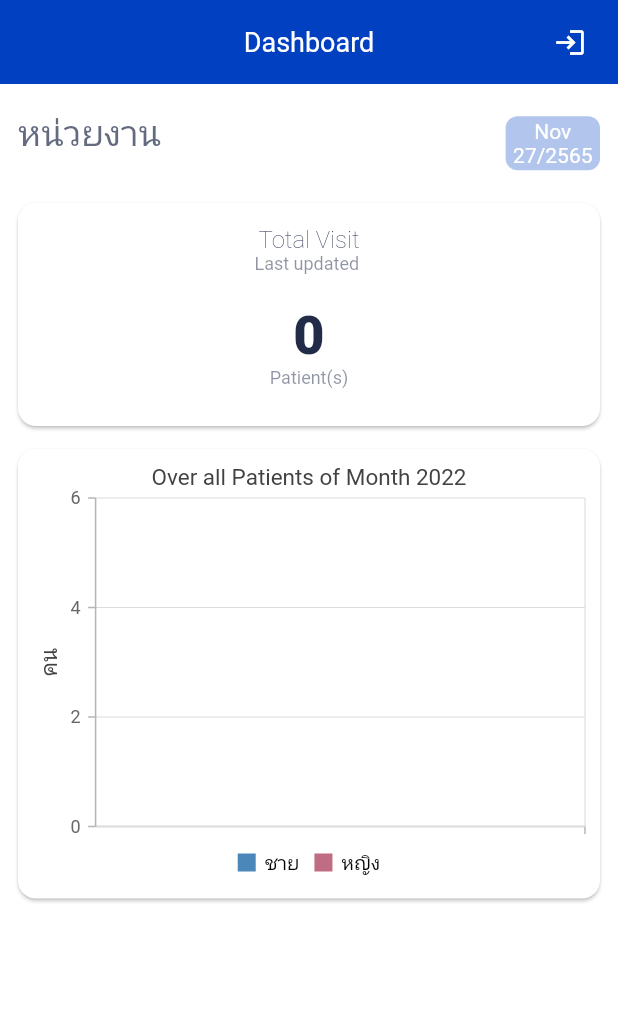
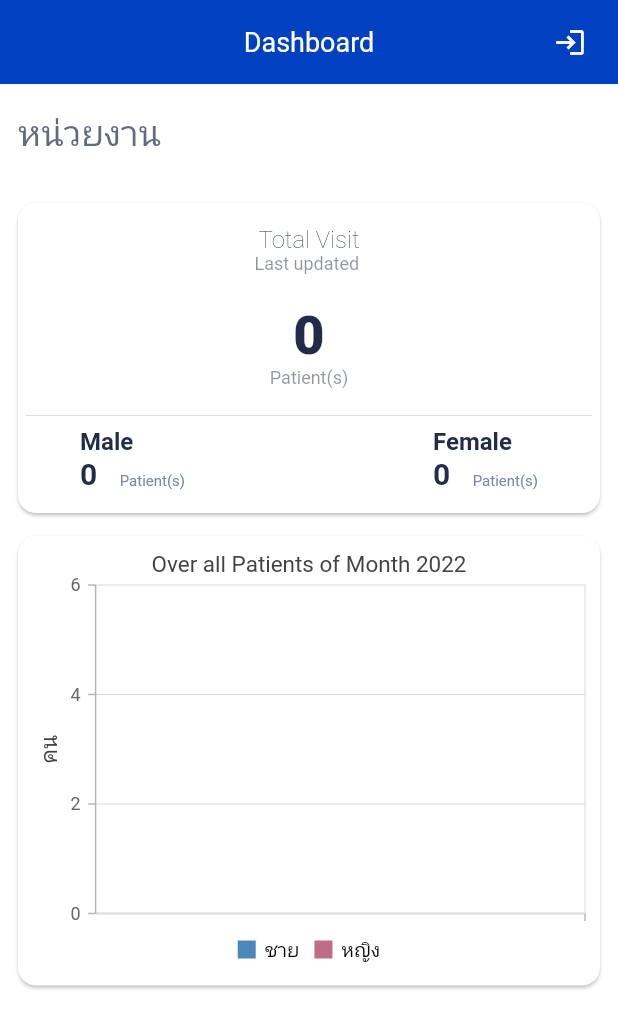
Before and after one commit to porajap/smart-hospital-admin-app-, a Flutter app: the DashboardPage screen opened by its route, on a phone screen of 412 x 824 dp. Shown: the top 1028 px of the screen. Run offline on Flutter 3.47's test engine with Material 2 defaults, Android fonts, the phone set to English and light mode, and no system bars; our stand-ins replace bot_toast, flutter_bloc, google_fonts, logger, shared_preferences, syncfusion_flutter_charts and 1 more; accounts and stored records are empty; network calls fail; Roboto replaces fonts that are missing (Prompt).

```diff
--- a/lib/src/pages/dashboard/dashboard_page.dart
+++ b/lib/src/pages/dashboard/dashboard_page.dart
@@ -156,8 +156,12 @@ class _DashboardPageState extends State<DashboardPage> {
   }
 
   Widget buildTotalVisit() {
-    var _total = dataOfDay.data?.countPatient ?? 0;
     var _lastUpdate = dataOfDay.data?.lastUpdated ?? "";
+
+    var _countMale = dataOfDay.data?.count?.male ?? 0;
+    var _countFemale = dataOfDay.data?.count?.female ?? 0;
+
+    var _total = _countMale + _countFemale;
 
     return Card(
       child: Container(
@@ -184,6 +188,107 @@ class _DashboardPageState extends State<DashboardPage> {
               style: TextStyle(fontSize: 12, color: AppColor.textPrimaryColor.withOpacity(0.5)),
             ),
             SizedBox(height: 10),
+            Divider(),
+            Visibility(
+              visible: true,
+              child: Row(
+                mainAxisAlignment: MainAxisAlignment.spaceAround,
+                children: [
+                  Container(
+                    decoration: BoxDecoration(
+                      borderRadius: BorderRadius.circular(10),
+                    ),
+                    child: Row(
+                      mainAxisSize: MainAxisSize.min,
+                      children: [
+                        Column(
+                          crossAxisAlignment: CrossAxisAlignment.start,
+                          mainAxisSize: MainAxisSize.min,
+                          children: [
+                            Text(
+                              "Male",
+                              style: TextStyle(
+                                fontSize: 16,
+                                fontWeight: FontWeight.bold,
+                                color: AppColor.textPrimaryColor,
+                              ),
+                            ),
+                            Row(
+                              crossAxisAlignment: CrossAxisAlignment.end,
+                              children: [
+                                Text(
+                                  "$_countMale",
+                                  style: TextStyle(
+                                    fontSize: 20,
+                                    fontWeight: FontWeight.bold,
+                                    color: AppColor.textPrimaryColor,
+                                  ),
+                                ),
+                                SizedBox(width: 15),
+                                Text(
+                                  "Patient(s)",
+                                  style: TextStyle(
+                                    fontSize: 10,
+                                    color: AppColor.textSecondaryColor,
+                                  ),
+                                ),
+                              ],
+                            ),
+                          ],
+                        ),
+                      ],
+                    ),
+                  ),
+                  VerticalDivider(
+                    width: 20,
+                    thickness: 1,
+                    indent: 20,
+                    endIndent: 0,
+                    color: Colors.red,
+                  ),
+                  Container(
+                    decoration: BoxDecoration(
+                      borderRadius: BorderRadius.circular(10),
+                    ),
+                    child: Column(
+                      crossAxisAlignment: CrossAxisAlignment.start,
+                      mainAxisSize: MainAxisSize.min,
+                      children: [
+                        Text(
+                          "Female",
+                          style: TextStyle(
+                            fontSize: 16,
+                            fontWeight: FontWeight.bold,
+                            color: AppColor.textPrimaryColor,
+                          ),
+                        ),
+                        Row(
+                          crossAxisAlignment: CrossAxisAlignment.end,
+                          children: [
+                            Text(
+                              "$_countFemale",
+                              style: TextStyle(
+                                fontSize: 20,
+                                fontWeight: FontWeight.bold,
+                                color: AppColor.textPrimaryColor,
+                              ),
+                            ),
+                            SizedBox(width: 15),
+                            Text(
+                              "Patient(s)",
+                              style: TextStyle(
+                                fontSize: 10,
+                                color: AppColor.textSecondaryColor,
+                              ),
+                            ),
+                          ],
+                        ),
+                      ],
+                    ),
+                  ),
+                ],
+              ),
+            ),
             Visibility(
               visible: false,
               child: Column(
@@ -428,25 +533,6 @@ class buildTitle extends StatelessWidget {
             ),
           ],
         ),
-        Container(
-          padding: EdgeInsets.symmetric(vertical: 2, horizontal: 5),
-          decoration: BoxDecoration(
-            color: AppColor.primaryColor.withOpacity(0.3),
-            borderRadius: BorderRadius.all(Radius.circular(8)),
-          ),
-          child: Column(
-            children: [
-              Text(
-                "Nov",
-                style: TextStyle(color: AppColor.whiteColor),
-              ),
-              Text(
-                "27/2565",
-                style: TextStyle(color: AppColor.whiteColor),
-              ),
-            ],
-          ),
-        )
       ],
     );
   }
--- a/pubspec.yaml
+++ b/pubspec.yaml
@@ -33,7 +33,6 @@ dependencies:
   syncfusion_flutter_charts: ^20.2.49
   syncfusion_flutter_gauges: ^20.2.49
 
-
 dev_dependencies:
   flutter_test:
     sdk: flutter
```
Also changed, not shown: lib/main.dart (+12 -1 lines), lib/src/models/dashboard/data_of_day_model.dart (+26 -104 lines).
